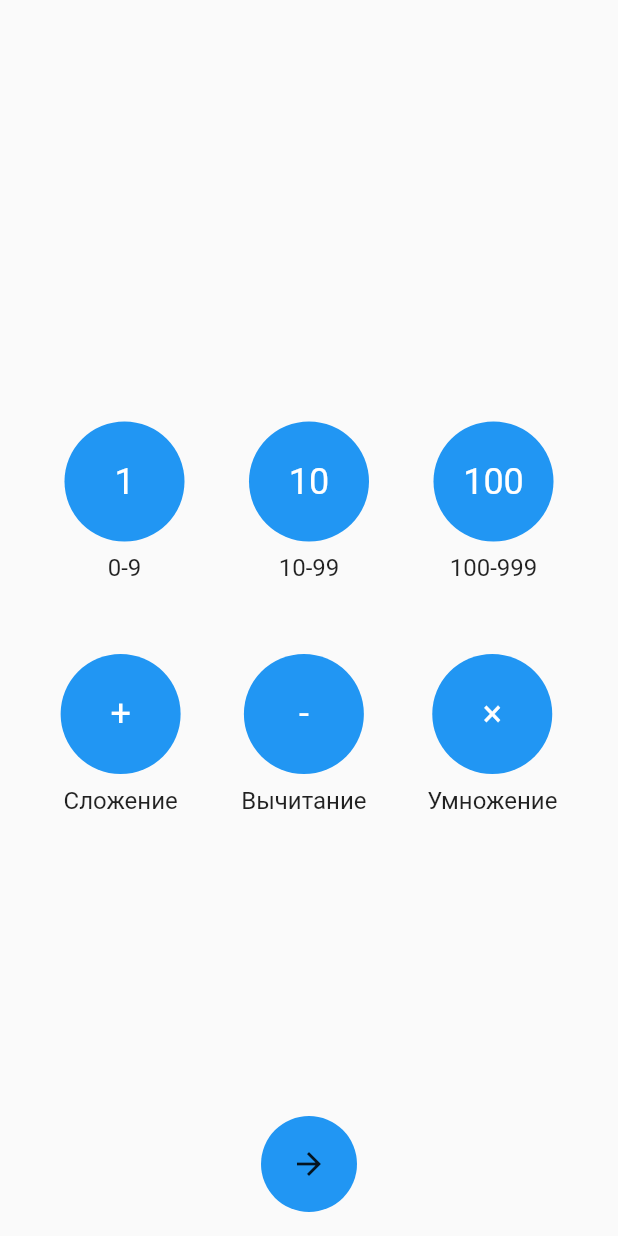
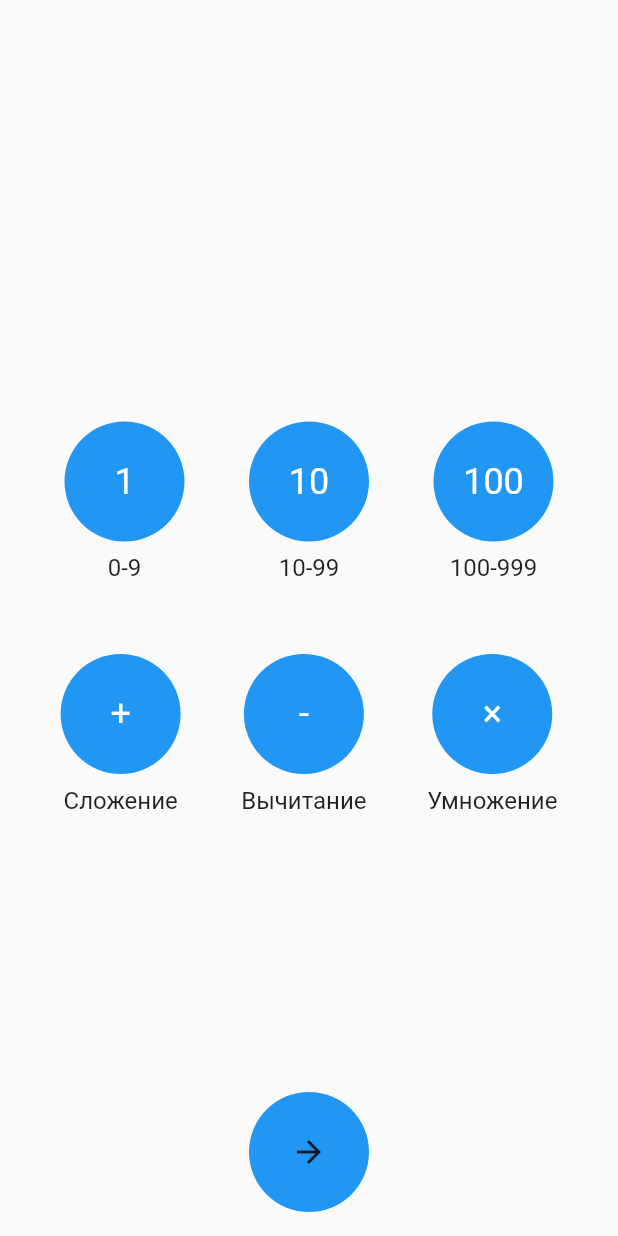
Before and after one commit to Vorkytaka/arithmetic_flutter, a Flutter app: the screen it shows after launch, on a phone screen of 412 x 824 dp. Run offline on Flutter 3.47's test engine with Material 2 defaults, Android fonts, the phone set to English and light mode, and no system bars.

Commit message:
- Default Size

```diff
--- a/lib/ui/main_screen/main_screen.dart
+++ b/lib/ui/main_screen/main_screen.dart
@@ -10,11 +10,7 @@ class MainScreen extends StatelessWidget {
   Widget build(BuildContext context) {
     return Scaffold(
       floatingActionButtonLocation: FloatingActionButtonLocation.centerFloat,
-      floatingActionButton: const YouButton(
-        child: Icon(Icons.arrow_forward),
-        width: 64,
-        height: 64,
-      ),
+      floatingActionButton: const YouButton(child: Icon(Icons.arrow_forward)),
       body: SafeArea(
         child: Column(
           crossAxisAlignment: CrossAxisAlignment.stretch,
@@ -79,11 +75,7 @@ class _ButtonWithTitle extends StatelessWidget {
       mainAxisSize: MainAxisSize.min,
       crossAxisAlignment: CrossAxisAlignment.center,
       children: [
-        YouButton(
-          child: buttonChild,
-          width: 80,
-          height: 80,
-        ),
+        YouButton(child: buttonChild),
         const SizedBox(height: 8),
         Text(
           title,
--- a/lib/widget/you_button.dart
+++ b/lib/widget/you_button.dart
@@ -12,8 +12,8 @@ class YouButton extends StatefulWidget {
   const YouButton({
     Key? key,
     required this.child,
-    required this.width,
-    required this.height,
+    this.width = 80,
+    this.height = 80,
     this.duration = const Duration(milliseconds: 150),
     this.reverseDuration = const Duration(milliseconds: 100),
     this.textStyle,
```
